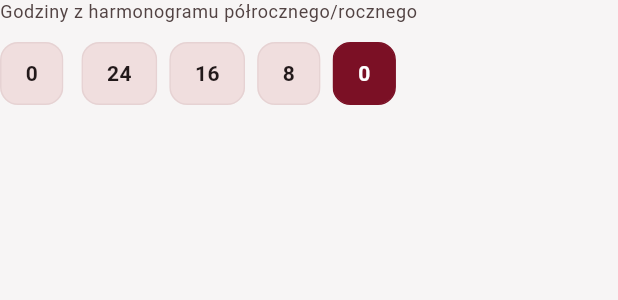
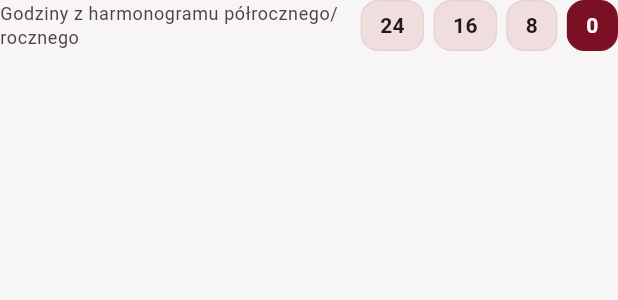
Before and after one commit to kroxon/Spark, a Flutter app: the DayScheduleHoursPicker widget shown alone on an empty page, opened directly with empty values, after a tap on an icon or button, on a phone screen of 412 x 824 dp. Shown: the top 300 px of the screen. Run offline on Flutter 3.47's test engine with Material 3 defaults, Android fonts, the phone set to English and light mode, and no system bars; our stand-ins replace cloud_firestore, firebase_auth, firebase_core, flutter_riverpod, flutter_signin_button, go_router and 1 more; accounts and stored records are empty; generated files the repository leaves out were written again; network calls fail; statements that could not run were skipped.

Commit message:
feat(scheduler): Improve usability of scheduled hour picker

```diff
--- a/lib/features/calendar/widgets/day_detail/day_quick_status_section.dart
+++ b/lib/features/calendar/widgets/day_detail/day_quick_status_section.dart
@@ -102,7 +102,13 @@ class _DayQuickStatusSectionState extends State<DayQuickStatusSection> {
           text: _formatHours(_selections[option.type]),
         ),
     };
-    _enforceScheduleConstraints(notifyParent: true);
+    _enforceScheduleConstraints(notifyParent: false);
+    // Delay validation to avoid setState during build
+    WidgetsBinding.instance.addPostFrameCallback((_) {
+      if (mounted) {
+        _validateAndShowConflicts();
+      }
+    });
   }
 
   @override
@@ -472,9 +478,6 @@ class _DayQuickStatusSectionState extends State<DayQuickStatusSection> {
       changed = true;
     }
 
-    // Validate selections and show conflicts
-    _validateAndShowConflicts();
-
     if (changed && notifyParent) {
       _notifyParent();
     }
--- a/lib/features/calendar/widgets/day_detail/day_schedule_hours_picker.dart
+++ b/lib/features/calendar/widgets/day_detail/day_schedule_hours_picker.dart
@@ -18,107 +18,62 @@ class DayScheduleHoursPicker extends StatefulWidget {
 
 class _DayScheduleHoursPickerState extends State<DayScheduleHoursPicker> {
   bool _isExpanded = false;
-  int _visibleOptionCount = 0;
-  int _animationGeneration = 0;
 
   @override
   Widget build(BuildContext context) {
     final theme = Theme.of(context);
     final colors = theme.colorScheme;
-    final displayValue = _formatValue(widget.value);
-    final options = _sortedOptions();
-    final visibleOptions = options.take(_visibleOptionCount).toList();
+    final sortedOptions = _sortedOptions();
 
-    return Column(
-      crossAxisAlignment: CrossAxisAlignment.start,
+    return Row(
+      crossAxisAlignment: CrossAxisAlignment.center,
       children: [
-        Text(
+        Flexible(
+          child: Text(
             'Godziny z harmonogramu półrocznego/rocznego',
             style: theme.textTheme.bodySmall?.copyWith(
               color: colors.onSurfaceVariant,
             ),
+            maxLines: 2,
+            overflow: TextOverflow.ellipsis,
           ),
-        const SizedBox(height: 8),
-        SingleChildScrollView(
-          scrollDirection: Axis.horizontal,
-          padding: const EdgeInsets.only(top: 4),
+        ),
+        const SizedBox(width: 12),
+        if (_isExpanded) ...[
+          AnimatedSize(
+            duration: const Duration(milliseconds: 300),
+            curve: Curves.easeOut,
+            alignment: Alignment.centerLeft,
             child: Row(
               mainAxisSize: MainAxisSize.min,
-            children: [
-              _SchedulePill(
-                label: displayValue,
-                isActive: false,
-                onTap: options.isEmpty ? null : _toggle,
-              ),
-              AnimatedSize(
-                duration: const Duration(milliseconds: 220),
-                curve: Curves.easeOut,
-                alignment: Alignment.centerLeft,
-                child: (_isExpanded || visibleOptions.isNotEmpty)
-                    ? Row(
-                        mainAxisSize: MainAxisSize.min,
-                        children: [
-                          const SizedBox(width: 12),
-                          ...visibleOptions.asMap().entries.map((entry) {
+              children: sortedOptions.asMap().entries.map((entry) {
                 final index = entry.key;
                 final option = entry.value;
                 return Padding(
-                              padding: EdgeInsets.only(
-                                left: index == 0 ? 0 : 8,
-                              ),
+                  padding: EdgeInsets.only(left: index == 0 ? 0 : 6),
                   child: _SchedulePill(
                     label: _formatValue(option),
                     isActive: option == widget.value,
                     onTap: () => _select(option),
                   ),
                 );
-                          }),
-                        ],
-                      )
-                    : const SizedBox.shrink(),
+              }).toList(),
+            ),
+          ),
+        ] else ...[
+          _SchedulePill(
+            label: _formatValue(widget.value),
+            isActive: true,
+            onTap: () => setState(() => _isExpanded = true),
           ),
         ],
-          ),
-        ),
       ],
     );
   }
 
-  void _toggle() {
-    final options = _sortedOptions();
-    if (options.isEmpty) {
-      return;
-    }
-
-    setState(() {
-      _isExpanded = !_isExpanded;
-      _animationGeneration++;
-      if (!_isExpanded) {
-        _visibleOptionCount = 0;
-      }
-    });
-
-    if (_isExpanded) {
-      final generation = _animationGeneration;
-      for (var i = 0; i < options.length; i++) {
-        Future.delayed(Duration(milliseconds: 80 * (i + 1)), () {
-          if (!mounted) return;
-          if (!_isExpanded || _animationGeneration != generation) return;
-          setState(() {
-            _visibleOptionCount = i + 1;
-          });
-        });
-      }
-    }
-  }
-
   void _select(double value) {
     widget.onChanged(value);
-    setState(() {
-      _isExpanded = false;
-      _visibleOptionCount = 0;
-      _animationGeneration++;
-    });
+    setState(() => _isExpanded = false);
   }
 
   List<double> _sortedOptions() {
@@ -162,7 +117,7 @@ class _SchedulePill extends StatelessWidget {
         borderRadius: BorderRadius.circular(12),
         onTap: onTap,
         child: Ink(
-          padding: const EdgeInsets.symmetric(horizontal: 16, vertical: 10),
+          padding: const EdgeInsets.symmetric(horizontal: 12, vertical: 6),
           decoration: BoxDecoration(
             color: background,
             borderRadius: BorderRadius.circular(12),
```
Lines whose indentation alone changed are shown as unchanged.
